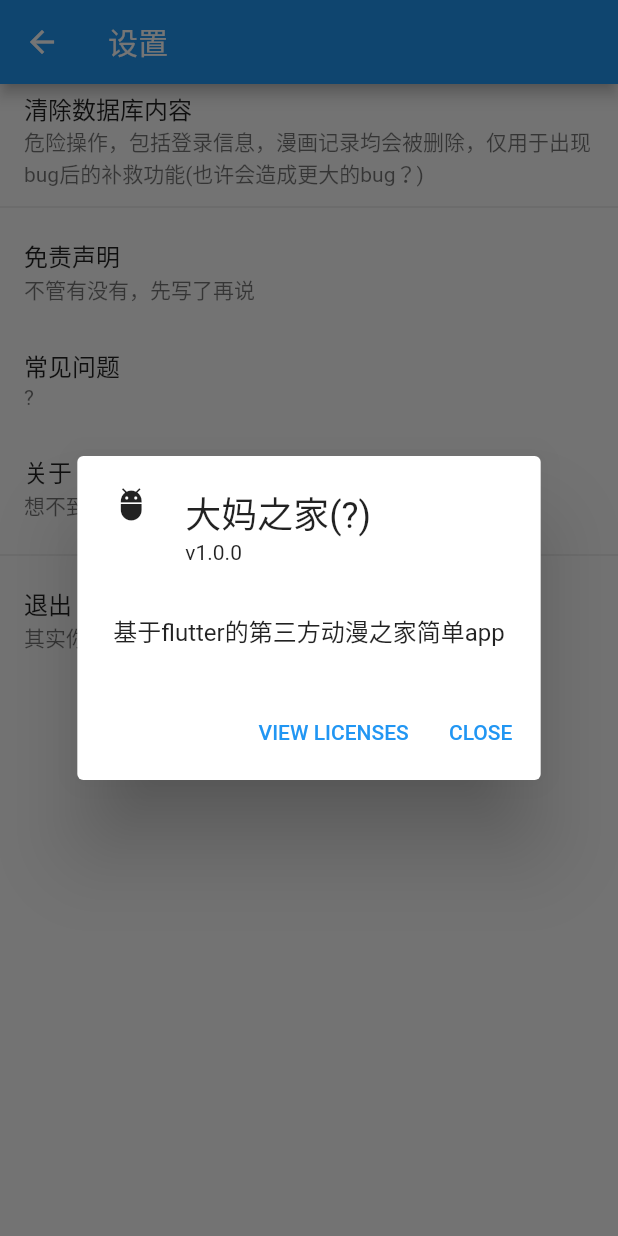
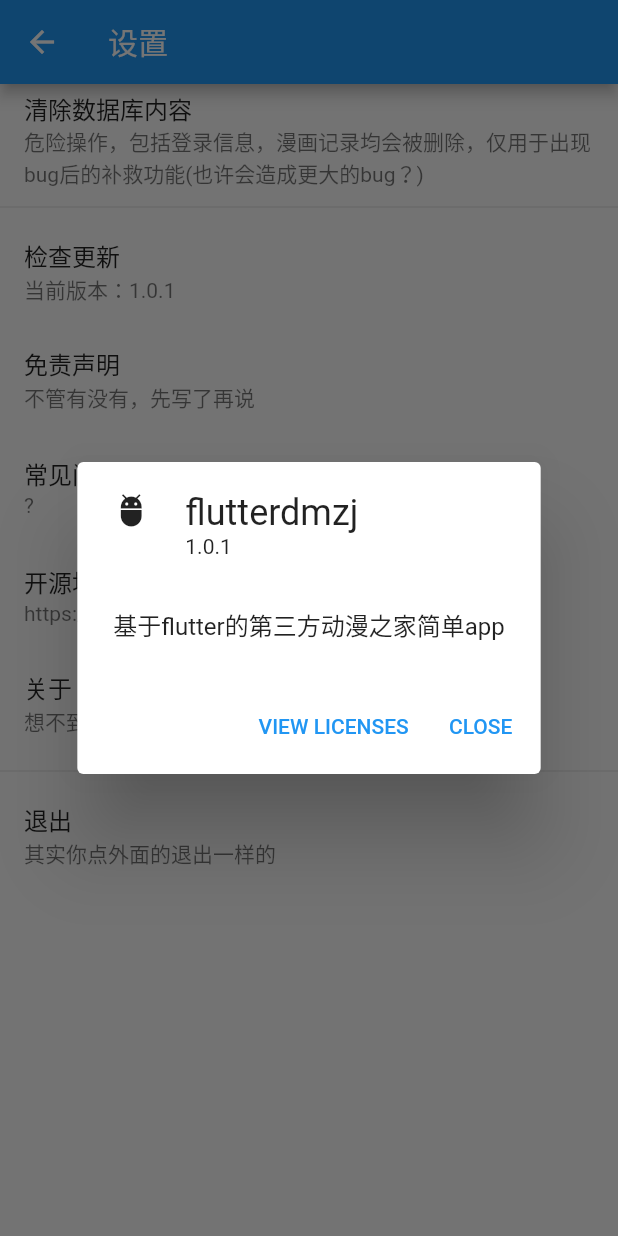
Before and after one commit to hanerx/dcomic, a Flutter app: the SettingPage screen opened by its route, after a tap on "关于", on a phone screen of 412 x 824 dp. Run offline on Flutter 3.47's test engine with Material 2 defaults, Android fonts, the phone set to English and light mode, and no system bars; our stand-ins replace cached_network_image, dio, flutter_easyloading, package_info, sqflite; missing offline and left inert: dio_http_cache, flutter_parallax; accounts and stored records are empty; network calls fail.

Commit message:
添加检查更新

```diff
--- a/lib/view/setting_page.dart
+++ b/lib/view/setting_page.dart
@@ -1,6 +1,8 @@
 import 'package:flutter/cupertino.dart';
 import 'package:flutter/material.dart';
 import 'package:flutterdmzj/database/database.dart';
+import 'package:package_info/package_info.dart';
+import 'package:url_launcher/url_launcher.dart';
 
 class SettingPage extends StatefulWidget {
   @override
@@ -11,6 +13,34 @@ class SettingPage extends StatefulWidget {
 }
 
 class _SettingPage extends State<SettingPage> {
+  String version = '';
+  String appName = '';
+
+  getVersionInfo() async {
+    PackageInfo packageInfo = await PackageInfo.fromPlatform();
+    setState(() {
+      version = packageInfo.version;
+      appName = packageInfo.appName;
+    });
+  }
+
+  @override
+  void initState() {
+    // TODO: implement initState
+    super.initState();
+    getVersionInfo();
+  }
+
+  _openWeb(String url) async {
+    if (await canLaunch(url)) {
+      await launch(url);
+    } else {
+      Scaffold.of(context).showSnackBar(SnackBar(
+        content: Text('哦豁，网页打不开了'),
+      ));
+    }
+  }
+
   @override
   Widget build(BuildContext context) {
     // TODO: implement build
@@ -31,6 +61,13 @@ class _SettingPage extends State<SettingPage> {
               },
             ),
             Divider(),
+            ListTile(
+              title: Text('检查更新'),
+              subtitle: Text('当前版本：$version'),
+              onTap: () {
+                _openWeb('https://github.com/hanerx/flutter_dmzj/releases');
+              },
+            ),
             ListTile(
               title: Text('免责声明'),
               subtitle: Text('不管有没有，先写了再说'),
@@ -86,7 +123,8 @@ class _SettingPage extends State<SettingPage> {
                           ),
                           ListTile(
                             title: Text('Q:有没有iOS版'),
-                            subtitle: Text('A:苹果那是人开发的东西吗？99美刀呢，感觉这应用卖了也不值这个价，而且第三方APP有法律风险的('),
+                            subtitle: Text(
+                                'A:苹果那是人开发的东西吗？99美刀呢，感觉这应用卖了也不值这个价，而且第三方APP有法律风险的('),
                           ),
                           ListTile(
                             title: Text('Q:用户名密码是什么？'),
@@ -110,9 +148,9 @@ class _SettingPage extends State<SettingPage> {
                           ),
                           ListTile(
                             title: Text('Q:开发的初衷是啥？'),
-                            subtitle: Text('A:大妈之家官方的APP有点卡，没想到自己的也好卡，现在感觉是服务器问题？'),
+                            subtitle:
+                                Text('A:大妈之家官方的APP有点卡，没想到自己的也好卡，现在感觉是服务器问题？'),
                           ),
-
                           ListTile(
                             title: Text('Q:源代码怎么这么丑？'),
                             subtitle: Text(
@@ -124,6 +162,13 @@ class _SettingPage extends State<SettingPage> {
               },
             ),
             ListTile(
+              title: Text('开源地址'),
+              subtitle: Text('https://github.com/hanerx/flutter_dmzj'),
+              onTap: () {
+                _openWeb("https://github.com/hanerx/flutter_dmzj");
+              },
+            ),
+            ListTile(
               title: Text('关于'),
               subtitle: Text('想不到设置里面能塞啥'),
               onTap: () {
@@ -131,8 +176,8 @@ class _SettingPage extends State<SettingPage> {
                     context: context,
                     builder: (context) {
                       return AboutDialog(
-                        applicationName: '大妈之家(?)',
-                        applicationVersion: 'v1.0.0',
+                        applicationName: '$appName',
+                        applicationVersion: '$version',
                         applicationIcon: Icon(Icons.adb),
                         children: <Widget>[
                           Text('基于flutter的第三方动漫之家简单app'),
--- a/pubspec.yaml
+++ b/pubspec.yaml
@@ -11,7 +11,7 @@ description: A 3rd-party dmzj application powered by flutter
 # In iOS, build-name is used as CFBundleShortVersionString while build-number used as CFBundleVersion.
 # Read more about iOS versioning at
 # https://developer.apple.com/library/archive/documentation/General/Reference/InfoPlistKeyReference/Articles/CoreFoundationKeys.html
-version: 1.0.0+1
+version: 1.0.1+1
 
 environment:
   sdk: ">=2.2.2 <3.0.0"
@@ -25,6 +25,8 @@ dependencies:
   dio_http_cache: '^0.2.0'
   sqflite: ^1.3.0
   flutter_easyloading: ^1.1.3
+  package_info: ^0.4.0+2
+  url_launcher: ^5.4.10
 
   # The following adds the Cupertino Icons font to your application.
   # Use with the CupertinoIcons class for iOS style icons.
```
Also changed, not shown: pubspec.lock.
